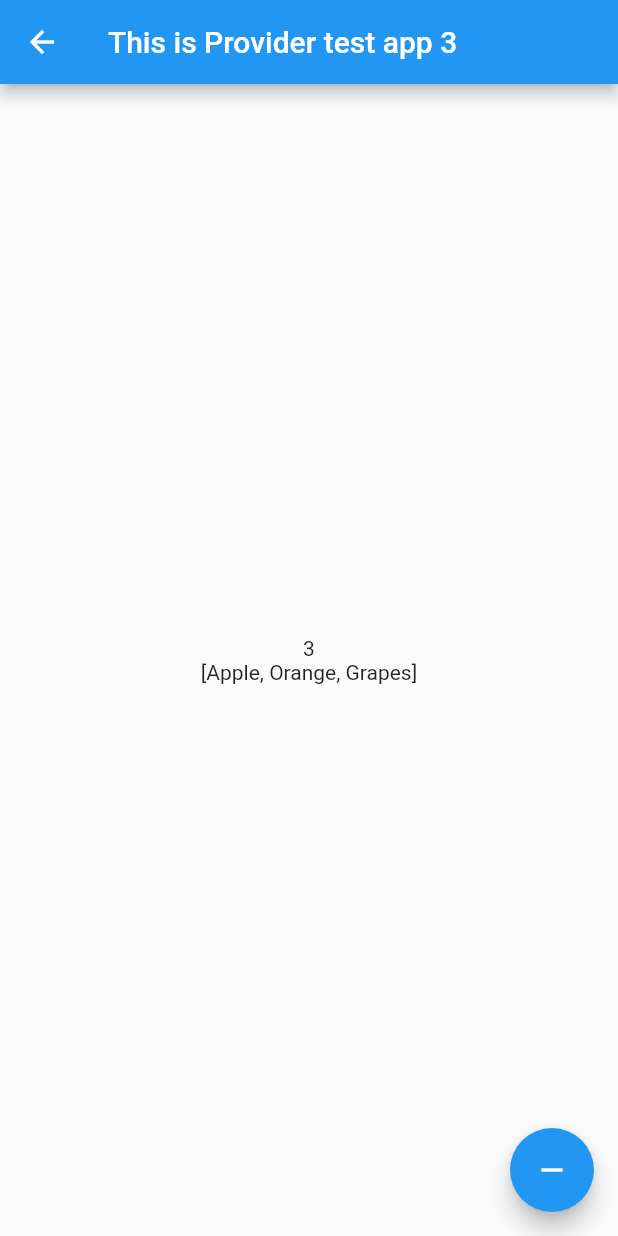
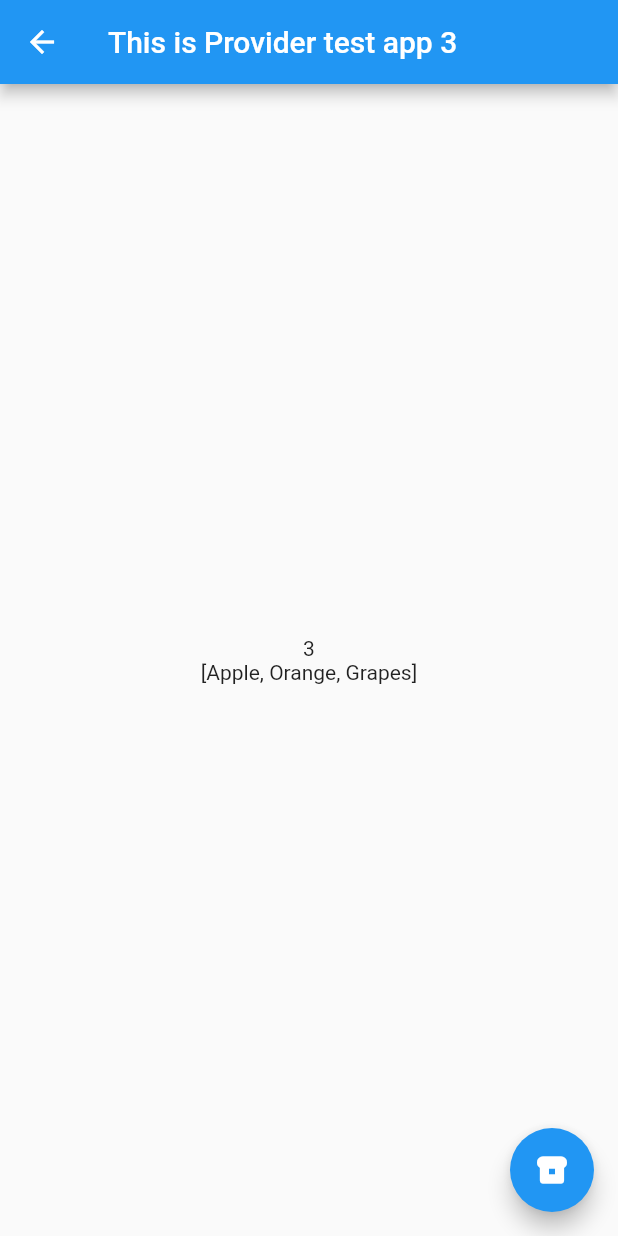
Before and after one commit to NNJio/FlutterLab_Provider, a Flutter app: the SecondPage screen opened by its route, on a phone screen of 412 x 824 dp. Run offline on Flutter 3.47's test engine with Material 2 defaults, Android fonts, the phone set to English and light mode, and no system bars.

Commit message:
[Edits] Provider V1 (Done)

```diff
--- a/lib/main.dart
+++ b/lib/main.dart
@@ -29,7 +29,7 @@ class MyApp extends StatelessWidget {
         '/':(context) => const MyHomePage(),
         '/second':(context) => const SecondPage(),
       },
-      // debugShowCheckedModeBanner: false,
+      debugShowCheckedModeBanner: false,
       // title: 'Flutter Demo',
       // theme: ThemeData(
       //   backgroundColor: Colors.grey,
--- a/lib/screens/home.dart
+++ b/lib/screens/home.dart
@@ -25,7 +25,9 @@ class _MyHomePageState extends State<MyHomePage> {
               'You have pushed the button this many times: ${context.watch<Counter>().count}',
             ),
             ElevatedButton(
-              onPressed: () {},
+              onPressed: () {
+                Navigator.pushNamed(context, '/second');
+              },
               child: const Text('Next Page'),
             )
           ],
--- a/lib/screens/second_page.dart
+++ b/lib/screens/second_page.dart
@@ -33,7 +33,7 @@ class _SecondPageState extends State<SecondPage> {
           FloatingActionButton(
             onPressed: () => context.read<ShoppingCart>().addItem('Bread'),
             tooltip: 'Add Item',
-            child: const Icon(Icons.remove),
+            child: const Icon(Icons.breakfast_dining),
           ),
         ],
       ),
```
